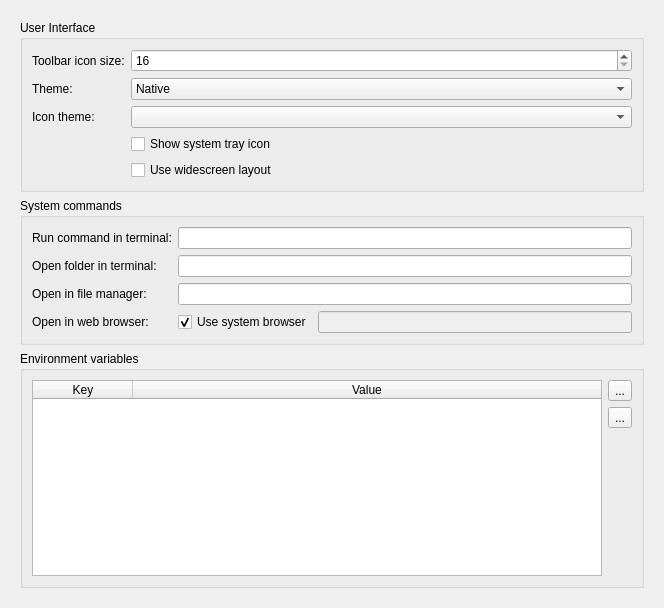
Qt form data/forms/settings_page_environment.ui (pythoningLearning/hackedit) before a commit.
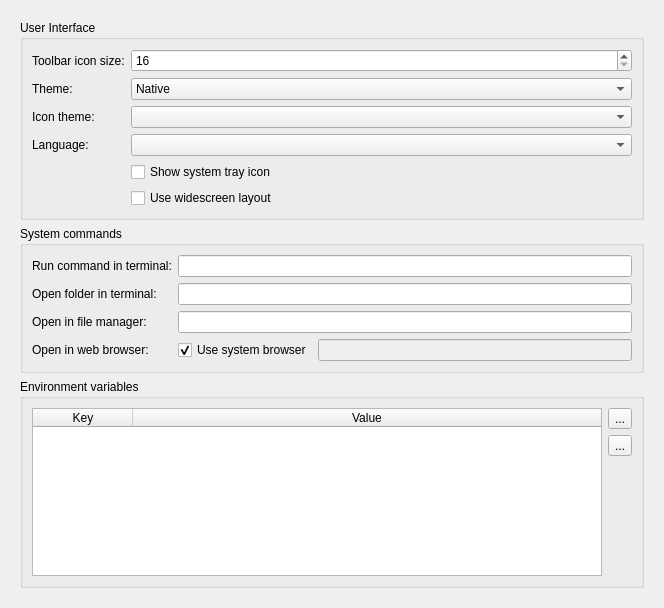
The same form after that commit. Icons and pictures are not drawn.

Commit message: Add ability to choose the language (Preferences > Environment)

```diff
--- a/data/forms/settings_page_environment.ui
+++ b/data/forms/settings_page_environment.ui
@@ -91,7 +91,7 @@
             </item>
            </widget>
           </item>
-          <item row="3" column="1">
+          <item row="4" column="1">
            <widget class="QCheckBox" name="cb_system_tray_icon">
             <property name="toolTip">
              <string>Show/Hide system tray icon (needed to display notifications on Windows and OSX).</string>
@@ -101,7 +101,7 @@
             </property>
            </widget>
           </item>
-          <item row="4" column="1">
+          <item row="5" column="1">
            <widget class="QCheckBox" name="cb_widescreen">
             <property name="toolTip">
              <string>Use a widescreen layout for the dock widgets (lateral panels will take the whole height of the window)</string>
@@ -125,6 +125,20 @@
             </property>
            </widget>
           </item>
+          <item row="3" column="0">
+           <widget class="QLabel" name="lbl_lang">
+            <property name="text">
+             <string>Language:</string>
+            </property>
+           </widget>
+          </item>
+          <item row="3" column="1">
+           <widget class="QComboBox" name="combo_lang">
+            <property name="toolTip">
+             <string>&lt;html&gt;&lt;head/&gt;&lt;body&gt;&lt;p&gt;Select the language used by the application. &lt;/p&gt;&lt;p&gt;&lt;span style=&quot; font-weight:600;&quot;&gt;You'll need to restart the application for the change to be applied.&lt;/span&gt;&lt;/p&gt;&lt;/body&gt;&lt;/html&gt;</string>
+            </property>
+           </widget>
+          </item>
          </layout>
         </widget>
        </item>
```
The commit also changes 39 other files.
